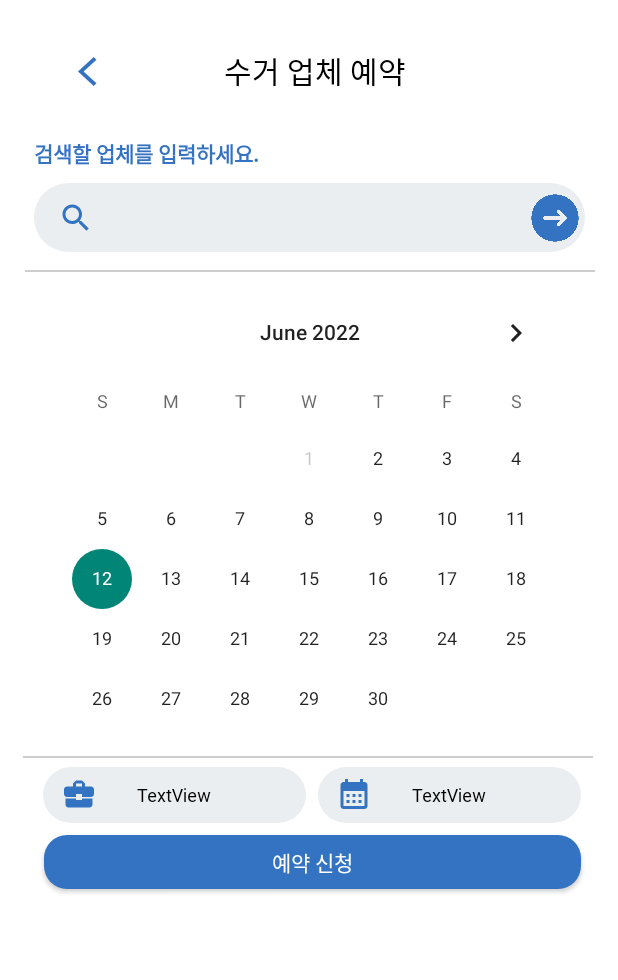
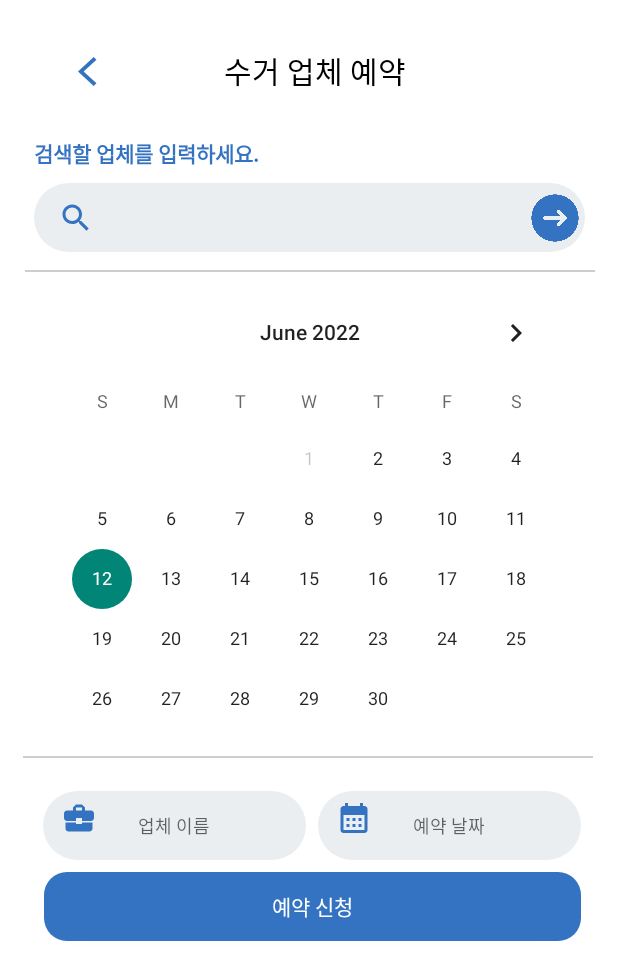
Before and after one commit to jilpoom/echOzone_android, an Android app: the date_reservation screen opened directly, with no data from a screen before it, on a phone screen of 412 x 824 dp. Shown: the top 980 px of the screen. Run offline under Robolectric (Android 15) with nearby library versions, the light colour scheme and no system bars; network calls fail.

Commit message:
현지 - 수정

```diff
--- a/app/src/main/res/layout/activity_date_reservation.xml
+++ b/app/src/main/res/layout/activity_date_reservation.xml
@@ -96,13 +96,13 @@
     <TextView
         android:id="@+id/tv_result1"
         android:layout_width="175dp"
-        android:layout_height="37dp"
+        android:layout_height="46dp"
         android:layout_marginStart="3dp"
-        android:layout_marginTop="16dp"
+        android:layout_marginTop="32dp"
         android:background="@drawable/round_date"
         android:fontFamily="@font/pretendardvariable"
         android:gravity="center"
-        android:text="TextView"
+        android:hint="업체 이름"
         android:textColor="@color/black"
         android:textSize="12sp"
         app:layout_constraintStart_toStartOf="@+id/calendarView"
@@ -121,12 +121,12 @@
     <TextView
         android:id="@+id/tv_result2"
         android:layout_width="175dp"
-        android:layout_height="37dp"
+        android:layout_height="46dp"
         android:layout_marginStart="8dp"
         android:background="@drawable/round_date"
         android:fontFamily="@font/pretendardvariable"
         android:gravity="center"
-        android:text="TextView"
+        android:hint="예약 날짜"
         android:textColor="@color/black"
         android:textSize="12sp"
         app:layout_constraintStart_toEndOf="@+id/tv_result1"
@@ -145,7 +145,7 @@
     <Button
         android:id="@+id/button2"
         android:layout_width="358dp"
-        android:layout_height="36dp"
+        android:layout_height="46dp"
         android:layout_marginTop="8dp"
         android:background="@drawable/button_round2"
         android:text="예약 신청"
```
